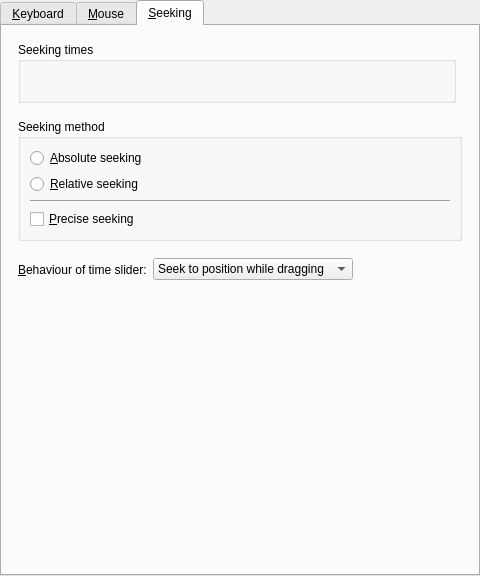
Above: src/gui/pref/input.ui from wilbert2000/wzplayer before the change. Below: the same form after it.
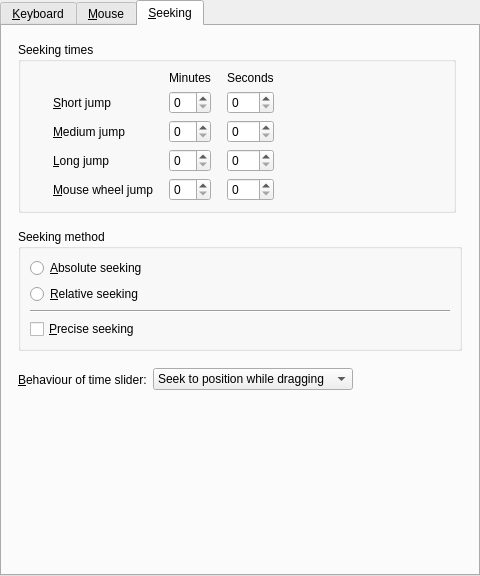
That is the form after the change. The open tabs and pages were chosen to show the change. Icons and pictures are not drawn. Custom widgets are drawn as their Qt base class.

Commit message: Replaced Qt's horrible QDateTimeEdit with minutes and seconds spinboxes

What changed in the file:
```diff
--- a/src/gui/pref/input.ui
+++ b/src/gui/pref/input.ui
@@ -481,40 +481,142 @@
          <property name="flat">
           <bool>true</bool>
          </property>
-         <layout class="QHBoxLayout" name="horizontalLayout_2">
-          <item>
-           <layout class="QVBoxLayout">
-            <property name="spacing">
-             <number>6</number>
+         <layout class="QGridLayout" name="gridLayout_2">
+          <property name="horizontalSpacing">
+           <number>16</number>
+          </property>
+          <item row="3" column="4">
+           <widget class="QSpinBox" name="seek3_seconds_spin">
+            <property name="maximum">
+             <number>59</number>
             </property>
-            <property name="leftMargin">
-             <number>0</number>
+           </widget>
+          </item>
+          <item row="4" column="4">
+           <widget class="QSpinBox" name="seek4_seconds_spin">
+            <property name="maximum">
+             <number>59</number>
             </property>
-            <property name="topMargin">
-             <number>0</number>
+           </widget>
+          </item>
+          <item row="0" column="4">
+           <widget class="QLabel" name="seek1_seconds_unit_label">
+            <property name="text">
+             <string>Seconds</string>
             </property>
-            <property name="rightMargin">
-             <number>0</number>
+           </widget>
+          </item>
+          <item row="4" column="0">
+           <widget class="QLabel" name="seek4_icon">
+            <property name="sizePolicy">
+             <sizepolicy hsizetype="Fixed" vsizetype="Fixed">
+              <horstretch>0</horstretch>
+              <verstretch>0</verstretch>
+             </sizepolicy>
             </property>
-            <property name="bottomMargin">
-             <number>0</number>
+            <property name="maximumSize">
+             <size>
+              <width>32</width>
+              <height>32</height>
+             </size>
             </property>
-            <item>
-             <widget class="Gui::Pref::TSeekWidget" name="seek1" native="true"/>
-            </item>
-            <item>
-             <widget class="Gui::Pref::TSeekWidget" name="seek2" native="true"/>
-            </item>
-            <item>
-             <widget class="Gui::Pref::TSeekWidget" name="seek3" native="true"/>
-            </item>
-            <item>
-             <widget class="Gui::Pref::TSeekWidget" name="seek4" native="true"/>
-            </item>
-           </layout>
+            <property name="text">
+             <string/>
+            </property>
+            <property name="pixmap">
+             <pixmap resource="../../icons.qrc">:/default-theme/mouse.png</pixmap>
+            </property>
+            <property name="scaledContents">
+             <bool>true</bool>
+            </property>
+           </widget>
           </item>
-          <item>
-           <spacer name="horizontalSpacer_22">
+          <item row="2" column="1">
+           <widget class="QLabel" name="seek2_label">
+            <property name="text">
+             <string>&amp;Medium jump</string>
+            </property>
+            <property name="buddy">
+             <cstring>seek2_minutes_spin</cstring>
+            </property>
+           </widget>
+          </item>
+          <item row="2" column="4">
+           <widget class="QSpinBox" name="seek2_seconds_spin">
+            <property name="maximum">
+             <number>59</number>
+            </property>
+           </widget>
+          </item>
+          <item row="1" column="4">
+           <widget class="QSpinBox" name="seek1_seconds_spin">
+            <property name="maximum">
+             <number>59</number>
+            </property>
+           </widget>
+          </item>
+          <item row="1" column="0">
+           <widget class="QLabel" name="seek1_icon">
+            <property name="text">
+             <string notr="true"/>
+            </property>
+            <property name="pixmap">
+             <pixmap resource="../../icons.qrc">:/default-theme/forward1.png</pixmap>
+            </property>
+           </widget>
+          </item>
+          <item row="4" column="1">
+           <widget class="QLabel" name="seek4_label">
+            <property name="text">
+             <string>&amp;Mouse wheel jump</string>
+            </property>
+            <property name="buddy">
+             <cstring>seek4_minutes_spin</cstring>
+            </property>
+           </widget>
+          </item>
+          <item row="2" column="0">
+           <widget class="QLabel" name="seek2_icon">
+            <property name="text">
+             <string notr="true"/>
+            </property>
+            <property name="pixmap">
+             <pixmap resource="../../icons.qrc">:/default-theme/forward2.png</pixmap>
+            </property>
+           </widget>
+          </item>
+          <item row="3" column="0">
+           <widget class="QLabel" name="seek3_icon">
+            <property name="text">
+             <string/>
+            </property>
+            <property name="pixmap">
+             <pixmap resource="../../icons.qrc">:/default-theme/forward3.png</pixmap>
+            </property>
+           </widget>
+          </item>
+          <item row="1" column="1">
+           <widget class="QLabel" name="seek1_label">
+            <property name="text">
+             <string>&amp;Short jump</string>
+            </property>
+            <property name="buddy">
+             <cstring>seek1_minutes_spin</cstring>
+            </property>
+           </widget>
+          </item>
+          <item row="3" column="1">
+           <widget class="QLabel" name="seek3_label">
+            <property name="text">
+             <string>&amp;Long jump</string>
+            </property>
+            <property name="buddy">
+             <cstring>seek3_minutes_spin</cstring>
+            </property>
+           </widget>
+          </item>
+          <item row="1" column="10">
+           <spacer name="horizontalSpacer_3">
             <property name="orientation">
              <enum>Qt::Horizontal</enum>
             </property>
@@ -526,6 +628,25 @@
             </property>
            </spacer>
           </item>
+          <item row="4" column="3">
+           <widget class="QSpinBox" name="seek4_minutes_spin"/>
+          </item>
+          <item row="3" column="3">
+           <widget class="QSpinBox" name="seek3_minutes_spin"/>
+          </item>
+          <item row="2" column="3">
+           <widget class="QSpinBox" name="seek2_minutes_spin"/>
+          </item>
+          <item row="1" column="3">
+           <widget class="QSpinBox" name="seek1_minutes_spin"/>
+          </item>
+          <item row="0" column="3">
+           <widget class="QLabel" name="seek1_minute_unit_label">
+            <property name="text">
+             <string>Minutes</string>
+            </property>
+           </widget>
+          </item>
          </layout>
         </widget>
        </item>
@@ -661,11 +782,6 @@
    <extends>QWidget</extends>
    <header>gui/action/actionseditor.h</header>
   </customwidget>
-  <customwidget>
-   <class>Gui::Pref::TSeekWidget</class>
-   <extends>QWidget</extends>
-   <header>gui/pref/seekwidget.h</header>
-  </customwidget>
  </customwidgets>
  <tabstops>
   <tabstop>input_tabwidget</tabstop>
```
Left out of the diff: 53 changed lines with no effect on the pictures. The commit also changes 5 other files.
